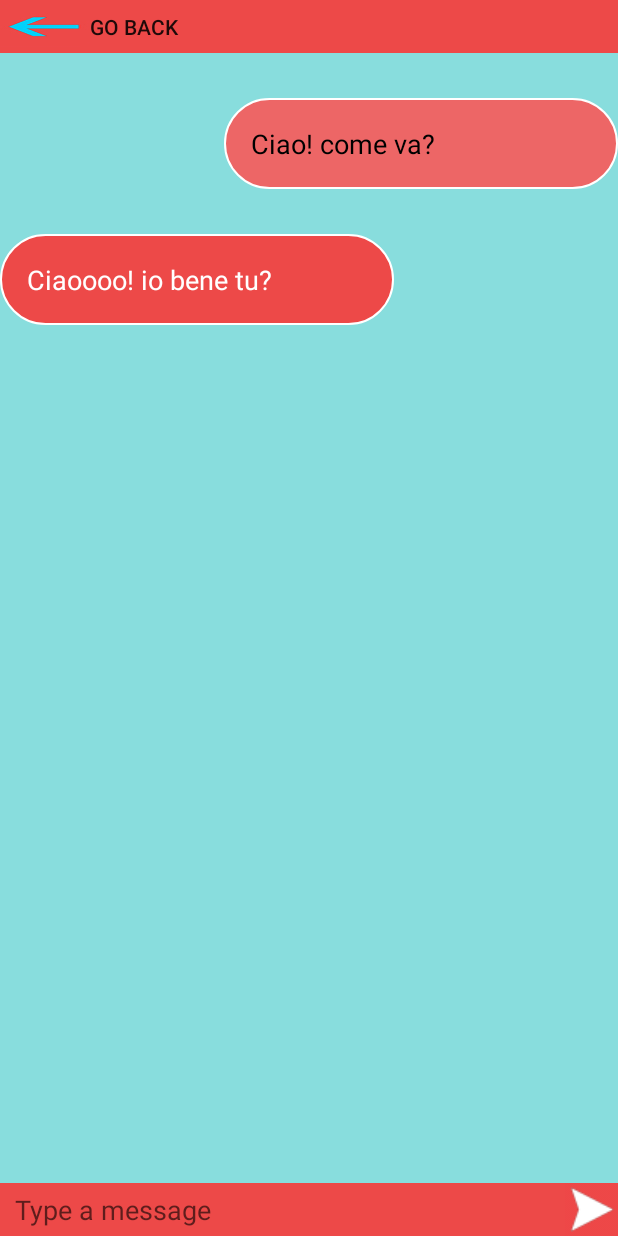
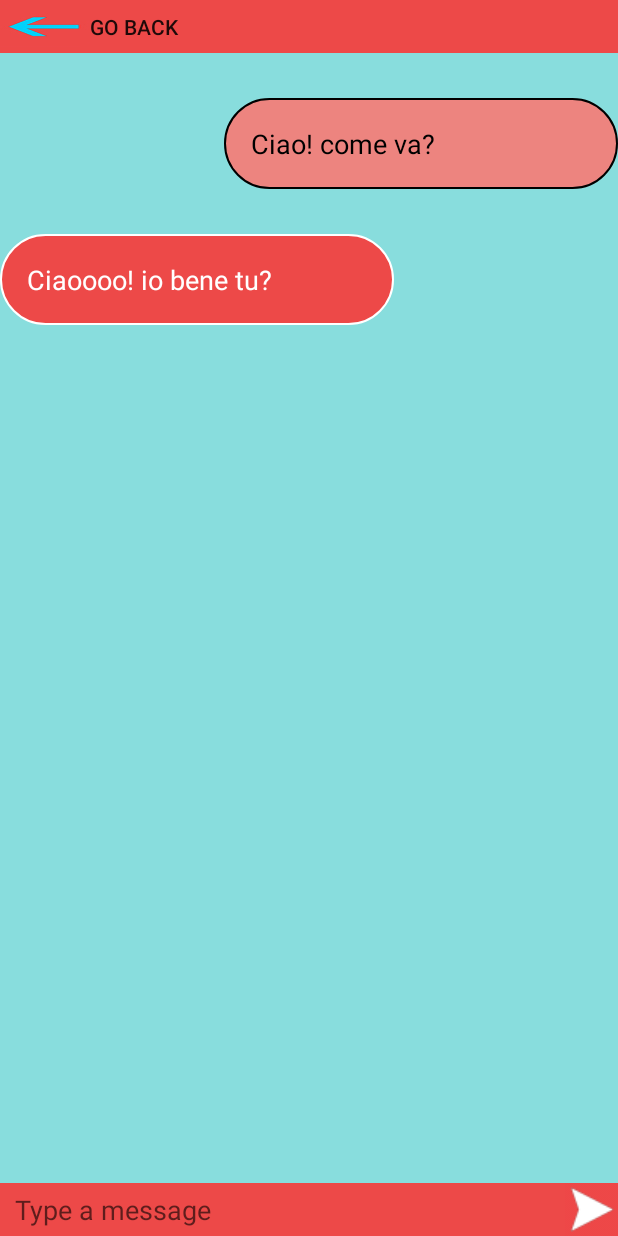
Before and after one commit to LucaLaRosa/catchUP-v3, an Android app: the layout message_fragment.xml on its own in the app's theme, with its tools: preview values and no code run, on a phone screen of 412 x 824 dp. Run offline under Robolectric (Android 15) with nearby library versions, the phone set to English and light mode, and no system bars.

Commit message:
modifica del layout della chat - domenica

```diff
--- a/app/src/main/res/drawable-hdpi/rounded_chat_corner2.xml
+++ b/app/src/main/res/drawable-hdpi/rounded_chat_corner2.xml
@@ -2,9 +2,9 @@
 <shape xmlns:android="http://schemas.android.com/apk/res/android" >
     <stroke
         android:width="1dp"
-        android:color="@color/white" />
+        android:color="@color/black" />
 
-    <solid android:color="#ed6666" />
+    <solid android:color="#ed847f" />
 
     <padding
         android:left="1dp"
--- a/app/src/main/res/layout/message_fragment.xml
+++ b/app/src/main/res/layout/message_fragment.xml
@@ -1,5 +1,6 @@
 <RelativeLayout xmlns:android="http://schemas.android.com/apk/res/android"
     android:layout_width="fill_parent"
+    android:id="@+id/relativeLayout"
     android:layout_height="fill_parent"
     android:orientation="horizontal" >
 
@@ -110,7 +111,34 @@
                 android:textColor="#000"/>
 
         </TableRow>
+        <!-- Row 3  -->
 
+        <TableRow
+            android:layout_height="wrap_content"
+            android:layout_width="fill_parent"
+            android:gravity="center_horizontal">
+
+            <TextView
+                android:layout_width="match_parent"
+                android:layout_height="wrap_content"
+                android:textSize="18dp"
+                android:layout_span="1"
+                android:padding="18dip"
+                android:background="#88dddd"
+                android:textColor="#000"/>
+            <TextView
+                android:id="@+id/last_msg"
+                android:layout_width="30dip"
+                android:layout_marginTop="30dip"
+                android:layout_height="wrap_content"
+                android:textSize="18dp"
+                android:text=""
+                android:background="@drawable/rounded_chat_corner2"
+                android:layout_span="2"
+                android:padding="18dip"
+                android:textColor="#000"
+                android:visibility="invisible"/>
+        </TableRow>
 
 
         </TableLayout>
```
Also changed, not shown: app/src/main/java/com/antolet/catchup/FirstFragment.java (+60 -6 lines), app/src/main/java/com/antolet/catchup/MessageFragment.java (+43 -2 lines).
